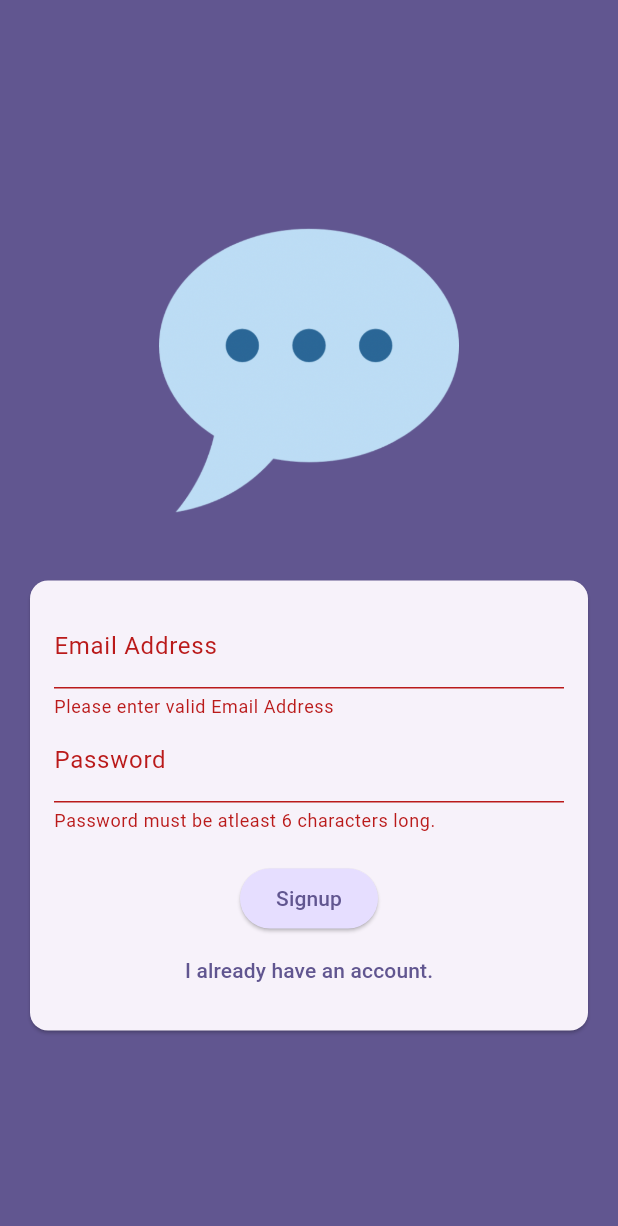
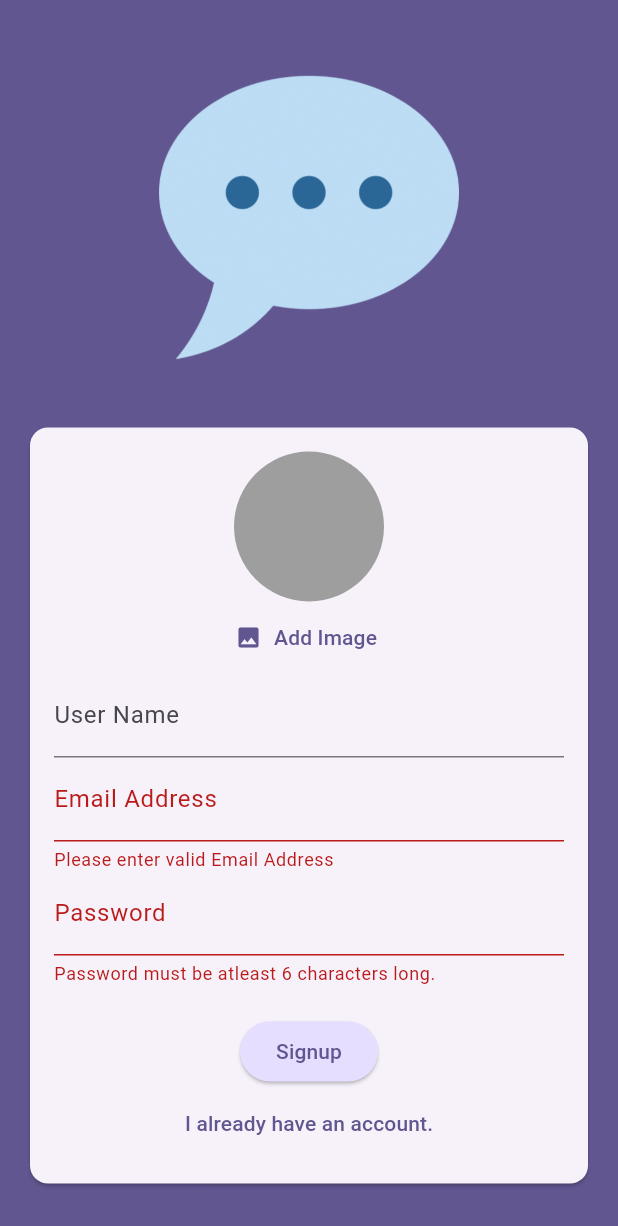
Before and after one commit to DarshanPatel-37/oneChatApp, a Flutter app: the screen it shows after launch, after a tap on "Login", after a tap on "Create an account", on a phone screen of 412 x 824 dp. Shown: the top 1226 px of the screen. Run offline on Flutter 3.47's test engine with Material 3 defaults, Android fonts, the phone set to English and light mode, and no system bars; our stand-ins replace cloud_firestore, firebase_auth, firebase_core, firebase_storage, image_picker; accounts and stored records are empty.

Commit message:
Auth process completed

```diff
--- a/lib/main.dart
+++ b/lib/main.dart
@@ -1,4 +1,7 @@
 import 'package:chat_app/screen/auth.dart';
+import 'package:chat_app/screen/chat.dart';
+import 'package:chat_app/screen/splash.dart';
+import 'package:firebase_auth/firebase_auth.dart';
 import 'package:flutter/material.dart';
 import 'package:firebase_core/firebase_core.dart';
 import 'firebase_options.dart';
@@ -17,12 +20,22 @@ class App extends StatelessWidget {
   @override
   Widget build(BuildContext context) {
     return MaterialApp(
-      title: 'FlutterChat',
-      theme: ThemeData().copyWith(
-        colorScheme: ColorScheme.fromSeed(
-            seedColor: const Color.fromARGB(255, 63, 17, 177)),
-      ),
-      home: const AuthScreen(),
-    );
+        title: 'FlutterChat',
+        theme: ThemeData().copyWith(
+          colorScheme: ColorScheme.fromSeed(
+              seedColor: const Color.fromARGB(255, 63, 17, 177)),
+        ),
+        home: StreamBuilder(
+          stream: FirebaseAuth.instance.authStateChanges(),
+          builder: (context, snapshot) {
+            if (snapshot.connectionState == ConnectionState.waiting) {
+              return const SplashScreen();
+            }
+            if (snapshot.hasData) {
+              return const ChatScreen();
+            }
+            return const AuthScreen();
+          },
+        ));
   }
 }
--- a/lib/screen/auth.dart
+++ b/lib/screen/auth.dart
@@ -1,5 +1,11 @@
+import 'dart:io';
+
+import 'package:cloud_firestore/cloud_firestore.dart';
+import 'package:firebase_storage/firebase_storage.dart';
 import 'package:flutter/material.dart';
 import 'package:firebase_auth/firebase_auth.dart';
+
+import '../widgets/image_picker.dart';
 
 final _firebase = FirebaseAuth.instance;
 
@@ -12,12 +18,16 @@ class AuthScreen extends StatefulWidget {
 
 class _AuthScreenState extends State<AuthScreen> {
   final _formKey = GlobalKey<FormState>();
+  File? _SelectedImage;
+  final TextEditingController _userName = TextEditingController();
   final TextEditingController _emailaddress = TextEditingController();
   final TextEditingController _password = TextEditingController();
   var _isLogin = true;
+  var _isAuthanticating = false;
+
   Future<void> _submit() async {
     var isValid = _formKey.currentState!.validate();
-    if (!isValid) return;
+    if (!isValid || !_isLogin && _SelectedImage == null) return;
     try {
       if (_isLogin) {
         final UserCredential userCrediantial =
@@ -27,10 +37,29 @@ class _AuthScreenState extends State<AuthScreen> {
         // login state
       } else {
         //signup state
+        setState(() {
+          _isAuthanticating = true;
+        });
         final UserCredential userCrediantial =
             await _firebase.createUserWithEmailAndPassword(
                 email: _emailaddress.text, password: _password.text);
-        print(userCrediantial);
+        final Reference storeRef = FirebaseStorage.instance
+            .ref()
+            .child('user_images')
+            .child('${userCrediantial.user!.uid}.jpg');
+        await storeRef.putFile(_SelectedImage!);
+        final imageUploaded = await storeRef.getDownloadURL();
+        print(imageUploaded);
+        print('---------------------------before------------------------');
+        await FirebaseFirestore.instance
+            .collection('users')
+            .doc(userCrediantial.user!.uid)
+            .set({
+          'userName': _userName.text,
+          'email': _emailaddress.text,
+          'image_url': imageUploaded,
+        });
+        print('---------------------------after----------------------------');
       }
     } on FirebaseAuthException catch (error) {
       if (error.code == 'email-already-in-use') {
@@ -42,6 +71,9 @@ class _AuthScreenState extends State<AuthScreen> {
           content: Text(error.code),
         ),
       );
+      setState(() {
+        _isAuthanticating = false;
+      });
     }
   }
 
@@ -70,6 +102,27 @@ class _AuthScreenState extends State<AuthScreen> {
                         child: Column(
                           mainAxisSize: MainAxisSize.min,
                           children: [
+                            if (!_isLogin) ...[
+                              UserImagePicker(
+                                onPickedImage: (pickedImage) {
+                                  _SelectedImage = pickedImage;
+                                  print(_SelectedImage);
+                                },
+                              ),
+                              TextFormField(
+                                controller: _userName,
+                                decoration: const InputDecoration(
+                                    labelText: "User Name"),
+                                autocorrect: false,
+                                validator: (value) {
+                                  if (value == null ||
+                                      value.trim().length < 4) {
+                                    return 'Please enter atleast 4 character.';
+                                  }
+                                  return null;
+                                },
+                              ),
+                            ],
                             TextFormField(
                               controller: _emailaddress,
                               decoration: const InputDecoration(
@@ -101,6 +154,9 @@ class _AuthScreenState extends State<AuthScreen> {
                             const SizedBox(
                               height: 20,
                             ),
+                            if (_isAuthanticating)
+                              const CircularProgressIndicator(),
+                            if (!_isAuthanticating)
                               ElevatedButton(
                                 onPressed: _submit,
                                 style: ElevatedButton.styleFrom(
@@ -109,6 +165,7 @@ class _AuthScreenState extends State<AuthScreen> {
                                         .primaryContainer),
                                 child: Text(_isLogin ? "Login" : "Signup"),
                               ),
+                            if (!_isAuthanticating)
                               TextButton(
                                 onPressed: () {
                                   setState(() {
--- /dev/null
+++ b/lib/screen/splash.dart
@@ -0,0 +1,17 @@
+import 'package:flutter/material.dart';
+
+class SplashScreen extends StatelessWidget {
+  const SplashScreen({super.key});
+
+  @override
+  Widget build(BuildContext context) {
+    return Scaffold(
+      appBar: AppBar(
+        title: const Text("ChatScreen"),
+      ),
+      body: const Center(
+        child: Text("Loading...."),
+      ),
+    );
+  }
+}
--- /dev/null
+++ b/lib/widgets/image_picker.dart
@@ -0,0 +1,52 @@
+import 'dart:io';
+
+import 'package:flutter/material.dart';
+import 'package:image_picker/image_picker.dart';
+
+class UserImagePicker extends StatefulWidget {
+  const UserImagePicker({super.key, required this.onPickedImage});
+
+  final void Function(File pickedImage) onPickedImage;
+
+  @override
+  State<UserImagePicker> createState() => _UserImagePickerState();
+}
+
+class _UserImagePickerState extends State<UserImagePicker> {
+  File? _pickedImageFile;
+  void _pickImage() async {
+    final pickedImage = await ImagePicker()
+        .pickImage(source: ImageSource.camera, imageQuality: 50, maxWidth: 150);
+    if (pickedImage == null) {
+      return;
+    }
+    setState(() {
+      _pickedImageFile = File(pickedImage.path);
+    });
+    widget.onPickedImage(_pickedImageFile!);
+  }
+
+  @override
+  Widget build(BuildContext context) {
+    return Column(
+      children: [
+        CircleAvatar(
+          backgroundColor: Colors.grey,
+          foregroundImage:
+              _pickedImageFile != null ? FileImage(_pickedImageFile!) : null,
+          radius: 50,
+        ),
+        TextButton.icon(
+          onPressed: _pickImage,
+          icon: const Icon(Icons.image),
+          label: Text(
+            'Add Image',
+            style: TextStyle(
+              color: Theme.of(context).colorScheme.primary,
+            ),
+          ),
+        ),
+      ],
+    );
+  }
+}
--- a/pubspec.yaml
+++ b/pubspec.yaml
@@ -37,6 +37,9 @@ dependencies:
   cupertino_icons: ^1.0.6
   firebase_core: ^2.29.0
   firebase_auth: ^4.19.1
+  firebase_storage: ^11.7.1
+  image_picker: ^1.0.8
+  cloud_firestore: ^4.16.1
 
 dev_dependencies:
   flutter_test:
```
Also changed, not shown: lib/screen/chat.dart (added, +28 -0 lines), pubspec.lock, 6 other files. Lines whose indentation alone changed are shown as unchanged.
